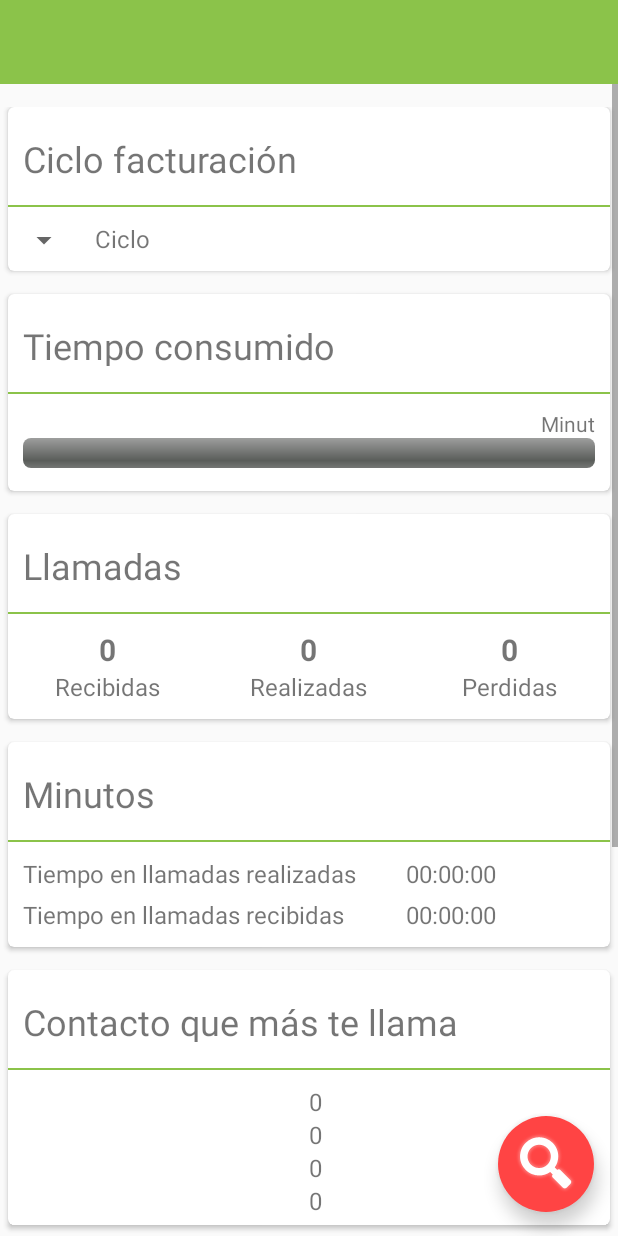
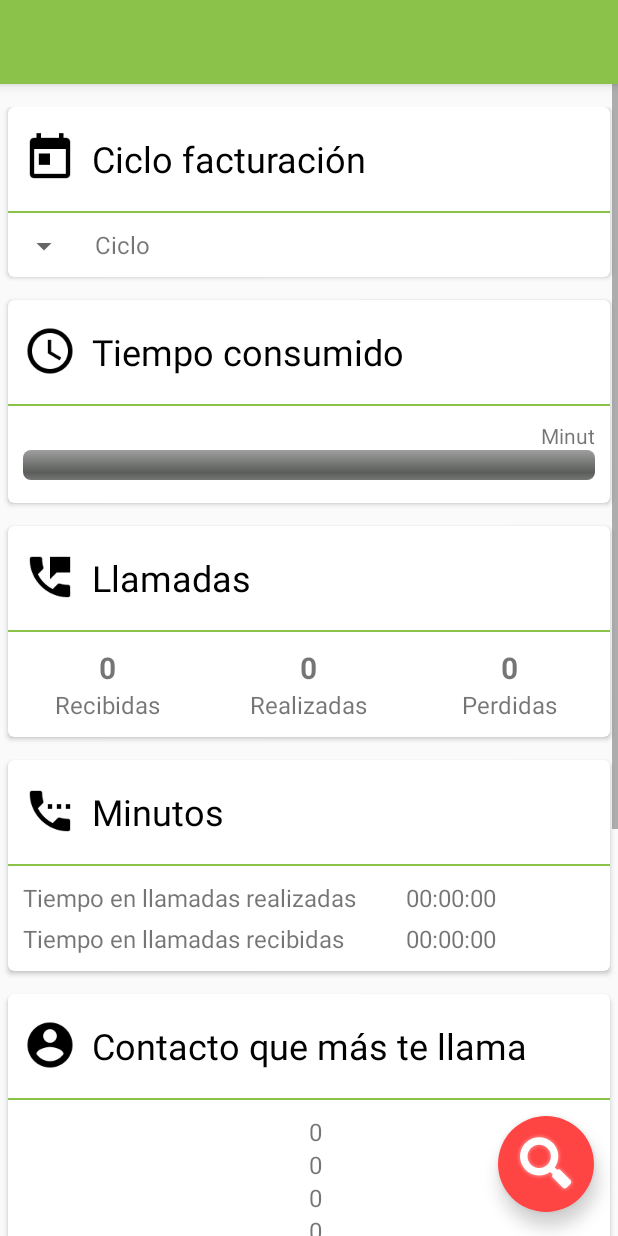
Before and after one commit to dsworks/ControlDeLlamadas, an Android app: the layout activity_main.xml on its own in the app's theme, with its tools: preview values and no code run, on a phone screen of 412 x 824 dp. Run offline under Robolectric (Android 15) with nearby library versions, the phone set to English and light mode, and no system bars.

Commit message:
Título de las cards en negro

```diff
--- a/app/src/main/java/com/dsole/controldellamadas/MainActivity.java
+++ b/app/src/main/java/com/dsole/controldellamadas/MainActivity.java
@@ -30,6 +30,7 @@ import java.util.List;
 public class MainActivity extends ActionBarActivity
         implements SharedPreferences.OnSharedPreferenceChangeListener {
 
+    //region Declaraciones
     //private TextView mTexto;
     private ListView mListView;
     private ArrayList<CallLog> callLogs;
@@ -68,6 +69,7 @@ public class MainActivity extends ActionBarActivity
     private SharedPreferences sp;
 
     private android.support.v7.widget.Toolbar toolbar;
+    //endregion
 
     @Override
     protected void onCreate(Bundle savedInstanceState) {
@@ -80,15 +82,6 @@ public class MainActivity extends ActionBarActivity
 
         sp = PreferenceManager.getDefaultSharedPreferences(this);
         sp.registerOnSharedPreferenceChangeListener(this);
-
-
-        //int diameter = getResources().getDimensionPixelSize(R.dimen.diameter);
-        //Outline outline = new Outline();
-        //outline.setOval(0, 0, 10, 10);
-        //Button searchButton = (Button) findViewById(R.id.search_button);
-        //searchButton.setOutline(outline);
-        //searchButton.setClipToOutline(true);
-
 
         mLlamadasEntrantes = (TextView) findViewById(R.id.tvLlamadasEntrantes);
         mLlamadasSalientes = (TextView) findViewById(R.id.tvLlamadasSalientes);
@@ -132,11 +125,8 @@ public class MainActivity extends ActionBarActivity
 
         mMesSeleccionado = Calendar.getInstance().get(Calendar.MONTH) + 1;
 
-        int posicion = Meses.setPosicionMes(dataAdapter, Calendar.getInstance().get(Calendar.MONTH) + 1);
-
-        //set the default according to value
+        int posicion = Meses.setPosicionMes(dataAdapter, mMesSeleccionado);
         mSpinner.setSelection(posicion);
-
 
         avisoPreferencias();
         //inicializarSwipeRefresh();
@@ -155,55 +145,70 @@ public class MainActivity extends ActionBarActivity
             db.insertaAviso();
             db.actualizarAvisoPreferencias(1);
         }
+    }
+
+    @Override
+    protected void onResume() {
+        super.onResume();
+        //sp.registerOnSharedPreferenceChangeListener(this);
+        loadData();
+    }
+
+    @Override
+    protected void onPause() {
+        super.onPause();
+        //sp.unregisterOnSharedPreferenceChangeListener(this);
+    }
+
+    @Override
+    protected void onSaveInstanceState(Bundle outState) {
+        //TODO guardar lo necesario para cuando giremos la pantalla o android decida finalizar nuestra aplicacion, poder recuperarlo posteriormente
+        //outState.putString("CUENTA", cuenta.getText().toString());
+        super.onSaveInstanceState(outState);
+    }
+
+    @Override
+    protected void onRestoreInstanceState(Bundle savedInstanceState) {
+        super.onRestoreInstanceState(savedInstanceState);
+        //TODO recuperar todo lo necesario
+        //cuenta.setText(savedInstanceState.getString("CUENTA"));
+    }
+
+    @Override
+    public boolean onCreateOptionsMenu(Menu menu) {
+        // Inflate the menu; this adds items to the action bar if it is present.
+        getMenuInflater().inflate(R.menu.menu_main, menu);
+        return true;
+    }
+
+    @Override
+    public boolean onOptionsItemSelected(MenuItem item) {
+        // Handle action bar item clicks here. The action bar will
+        // automatically handle clicks on the Home/Up button, so long
+        // as you specify a parent activity in AndroidManifest.xml.
+        int id = item.getItemId();
+
+        //noinspection SimplifiableIfStatement
+        if (id == R.id.action_settings) {
+            Intent i = new Intent(MainActivity.this, PreferenceActivity.class);
+            startActivity(i);
+            return true;
+        }
+        return super.onOptionsItemSelected(item);
+    }
+
+    @Override
+    public void onSharedPreferenceChanged(SharedPreferences sharedPreferences, String key) {
+
+        /*
+        //Para que el aviso del principio no vuelva a salir
+        MySQLiteHelper db = new MySQLiteHelper(this);
+        if (db.getPreferenciasModificadas() != 2) db.actualizarAvisoPreferencias(1);
+        */
+        //TODO recoger las preferencias y actuar en consecuencia
 
     }
 
-    /*
-        private void inicializarSwipeRefresh() {
-            swipeRefresh = (MySwipeRefreshLayout) findViewById(R.id.swipeRefreshLayout);
-            swipeRefresh.setOnRefreshListener(new SwipeRefreshLayout.OnRefreshListener() {
-                @Override
-                public void onRefresh() {
-                    //Refresca el contenido de la pantalla usando el SwipeRefreshLayout
-                    // Reproduccion de sonido
-                    if (loaded) {
-                        soundPool.play(soundID, 0.3f, 0.3f, 1, 0, 1f);
-                    }
-                    new Handler().postDelayed(new Runnable() {
-                        @Override
-                        public void run() {
-                            loadData();
-                            // Finalizar swipeRefresh
-                            swipeRefresh.setRefreshing(false);
-                        }
-                    }, 1000);
-                }
-            });
-            swipeRefresh.setColorScheme(android.R.color.holo_blue_dark,
-                    android.R.color.holo_orange_light,
-                    android.R.color.holo_green_dark,
-                    android.R.color.holo_red_light);
-
-            //swipeRefresh.setOnChildScrollUpListener(new MySwipeRefreshLayout.OnChildScrollUpListener() {
-            //    @Override
-            //    public boolean canChildScrollUp() {
-            //        return mListView.getFirstVisiblePosition() > 0 ||
-            //                mListView.getChildAt(0) == null ||
-            //                mListView.getChildAt(0).getTop() < 0;
-            //    }
-            //});
-
-            // Extra: sonido al actualizar con SwipeRefreshLayout
-            soundPool = new SoundPool(10, AudioManager.STREAM_MUSIC, 0);
-            soundID = soundPool.load(this, R.raw.ping, 1);
-
-            soundPool.setOnLoadCompleteListener(new SoundPool.OnLoadCompleteListener() {
-                public void onLoadComplete(SoundPool soundPool, int sampleId, int status) {
-                    loaded = true;
-                }
-            });
-        }
-    */
     public void loadData() {
 
         //TODO recoger las preferencias y actuar en consecuencia
@@ -331,99 +336,65 @@ public class MainActivity extends ActionBarActivity
         return targetBitmap;
     }
 
-    @Override
-    protected void onResume() {
-        super.onResume();
-        //sp.registerOnSharedPreferenceChangeListener(this);
-        loadData();
-    }
-
-    @Override
-    protected void onPause() {
-        super.onPause();
-        //sp.unregisterOnSharedPreferenceChangeListener(this);
-    }
-
-    @Override
-    protected void onSaveInstanceState(Bundle outState) {
-        //TODO guardar lo necesario para cuando giremos la pantalla o android decida finalizar nuestra aplicacion, poder recuperarlo posteriormente
-        //outState.putString("CUENTA", cuenta.getText().toString());
-        super.onSaveInstanceState(outState);
-    }
-
-    @Override
-    protected void onRestoreInstanceState(Bundle savedInstanceState) {
-        super.onRestoreInstanceState(savedInstanceState);
-        //TODO recuperar todo lo necesario
-        //cuenta.setText(savedInstanceState.getString("CUENTA"));
-    }
-
-    @Override
-    public boolean onCreateOptionsMenu(Menu menu) {
-        // Inflate the menu; this adds items to the action bar if it is present.
-        getMenuInflater().inflate(R.menu.menu_main, menu);
-        return true;
-    }
-
-    @Override
-    public boolean onOptionsItemSelected(MenuItem item) {
-        // Handle action bar item clicks here. The action bar will
-        // automatically handle clicks on the Home/Up button, so long
-        // as you specify a parent activity in AndroidManifest.xml.
-        int id = item.getItemId();
-
-        //noinspection SimplifiableIfStatement
-        if (id == R.id.action_settings) {
-            Intent i = new Intent(MainActivity.this, PreferenceActivity.class);
-            startActivity(i);
-            return true;
-        }
-/*
-        if (id == R.id.action_search) {
-
-            Toast.makeText(getApplicationContext(),
-                    "Llamar a la pantalla de búsqueda",
-                    Toast.LENGTH_LONG).show();
-            return true;
-        }
-*/
-        return super.onOptionsItemSelected(item);
-    }
-
-
-    @Override
-    public void onSharedPreferenceChanged(SharedPreferences sharedPreferences, String key) {
-
-        /*
-        //Para que el aviso del principio no vuelva a salir
-        MySQLiteHelper db = new MySQLiteHelper(this);
-        if (db.getPreferenciasModificadas() != 2) db.actualizarAvisoPreferencias(1);
-        */
-        //TODO recoger las preferencias y actuar en consecuencia
-
-    }
-
     public void addListenerOnSpinnerItemSelection() {
         mSpinner.setOnItemSelectedListener(new CustomOnItemSelectedListener());
     }
 
     public class CustomOnItemSelectedListener implements AdapterView.OnItemSelectedListener {
-
         public void onItemSelected(AdapterView<?> parent, View view, int pos, long id) {
-
             mMesSeleccionado = Meses.setPosicionMes(parent.getItemAtPosition(pos).toString());
             loadData();
-            /*
-            Toast.makeText(parent.getContext(),
-                    "Visualizando el mes de " + parent.getItemAtPosition(pos).toString(),
-                    Toast.LENGTH_LONG).show();
-            */
-
         }
 
         @Override
         public void onNothingSelected(AdapterView<?> arg0) {
         }
+    }
 
-    }
+    /*
+        private void inicializarSwipeRefresh() {
+            swipeRefresh = (MySwipeRefreshLayout) findViewById(R.id.swipeRefreshLayout);
+            swipeRefresh.setOnRefreshListener(new SwipeRefreshLayout.OnRefreshListener() {
+                @Override
+                public void onRefresh() {
+                    //Refresca el contenido de la pantalla usando el SwipeRefreshLayout
+                    // Reproduccion de sonido
+                    if (loaded) {
+                        soundPool.play(soundID, 0.3f, 0.3f, 1, 0, 1f);
+                    }
+                    new Handler().postDelayed(new Runnable() {
+                        @Override
+                        public void run() {
+                            loadData();
+                            // Finalizar swipeRefresh
+                            swipeRefresh.setRefreshing(false);
+                        }
+                    }, 1000);
+                }
+            });
+            swipeRefresh.setColorScheme(android.R.color.holo_blue_dark,
+                    android.R.color.holo_orange_light,
+                    android.R.color.holo_green_dark,
+                    android.R.color.holo_red_light);
+
+            //swipeRefresh.setOnChildScrollUpListener(new MySwipeRefreshLayout.OnChildScrollUpListener() {
+            //    @Override
+            //    public boolean canChildScrollUp() {
+            //        return mListView.getFirstVisiblePosition() > 0 ||
+            //                mListView.getChildAt(0) == null ||
+            //                mListView.getChildAt(0).getTop() < 0;
+            //    }
+            //});
+
+            // Extra: sonido al actualizar con SwipeRefreshLayout
+            soundPool = new SoundPool(10, AudioManager.STREAM_MUSIC, 0);
+            soundID = soundPool.load(this, R.raw.ping, 1);
+
+            soundPool.setOnLoadCompleteListener(new SoundPool.OnLoadCompleteListener() {
+                public void onLoadComplete(SoundPool soundPool, int sampleId, int status) {
+                    loaded = true;
+                }
+            });
+        }
+    */
 }
--- a/app/src/main/res/layout/activity_main.xml
+++ b/app/src/main/res/layout/activity_main.xml
@@ -62,8 +62,16 @@
 
                     <LinearLayout
                         android:layout_width="match_parent"
-                        android:layout_height="65dp"
-                        android:orientation="vertical">
+                        android:layout_height="wrap_content"
+                        android:orientation="horizontal">
+
+                        <ImageView
+                            android:layout_width="wrap_content"
+                            android:layout_height="wrap_content"
+                            android:layout_marginBottom="17dp"
+                            android:layout_marginLeft="10dp"
+                            android:layout_marginTop="16dp"
+                            android:src="@drawable/ic_today_black_48dp" />
 
                         <TextView
                             android:layout_width="wrap_content"
@@ -72,9 +80,11 @@
                             android:layout_marginLeft="10dp"
                             android:layout_marginTop="18dp"
                             android:text="Ciclo facturación"
+                            android:textColor="@android:color/black"
                             android:textSize="24sp" />
 
                     </LinearLayout>
+
 
                     <View
                         android:layout_width="match_parent"
@@ -135,8 +145,16 @@
 
                     <LinearLayout
                         android:layout_width="match_parent"
-                        android:layout_height="65dp"
-                        android:orientation="vertical">
+                        android:layout_height="wrap_content"
+                        android:orientation="horizontal">
+
+                        <ImageView
+                            android:layout_width="wrap_content"
+                            android:layout_height="wrap_content"
+                            android:layout_marginBottom="17dp"
+                            android:layout_marginLeft="10dp"
+                            android:layout_marginTop="16dp"
+                            android:src="@drawable/ic_query_builder_black_48dp" />
 
                         <TextView
                             android:layout_width="wrap_content"
@@ -145,9 +163,10 @@
                             android:layout_marginLeft="10dp"
                             android:layout_marginTop="18dp"
                             android:text="Tiempo consumido"
+                            android:textColor="@android:color/black"
                             android:textSize="24sp" />
+                    </LinearLayout>
 
-                    </LinearLayout>
 
                     <View
                         android:layout_width="match_parent"
@@ -202,8 +221,16 @@
 
                     <LinearLayout
                         android:layout_width="match_parent"
-                        android:layout_height="65dp"
-                        android:orientation="vertical">
+                        android:layout_height="wrap_content"
+                        android:orientation="horizontal">
+
+                        <ImageView
+                            android:layout_width="wrap_content"
+                            android:layout_height="wrap_content"
+                            android:layout_marginBottom="17dp"
+                            android:layout_marginLeft="10dp"
+                            android:layout_marginTop="16dp"
+                            android:src="@drawable/ic_perm_phone_msg_black_48dp" />
 
                         <TextView
                             android:layout_width="wrap_content"
@@ -212,9 +239,10 @@
                             android:layout_marginLeft="10dp"
                             android:layout_marginTop="18dp"
                             android:text="Llamadas"
+                            android:textColor="@android:color/black"
                             android:textSize="24sp" />
+                    </LinearLayout>
 
-                    </LinearLayout>
 
                     <View
                         android:layout_width="match_parent"
@@ -333,8 +361,16 @@
 
                     <LinearLayout
                         android:layout_width="match_parent"
-                        android:layout_height="65dp"
-                        android:orientation="vertical">
+                        android:layout_height="wrap_content"
+                        android:orientation="horizontal">
+
+                        <ImageView
+                            android:layout_width="wrap_content"
+                            android:layout_height="wrap_content"
+                            android:layout_marginBottom="17dp"
+                            android:layout_marginLeft="10dp"
+                            android:layout_marginTop="16dp"
+                            android:src="@drawable/ic_settings_phone_black_48dp" />
 
                         <TextView
                             android:layout_width="wrap_content"
@@ -343,9 +379,11 @@
                             android:layout_marginLeft="10dp"
                             android:layout_marginTop="18dp"
                             android:text="Minutos"
+                            android:textColor="@android:color/black"
                             android:textSize="24sp" />
 
                     </LinearLayout>
+
 
                     <View
                         android:layout_width="match_parent"
@@ -434,8 +472,16 @@
 
                     <LinearLayout
                         android:layout_width="match_parent"
-                        android:layout_height="65dp"
-                        android:orientation="vertical">
+                        android:layout_height="wrap_content"
+                        android:orientation="horizontal">
+
+                        <ImageView
+                            android:layout_width="wrap_content"
+                            android:layout_height="wrap_content"
+                            android:layout_marginBottom="17dp"
+                            android:layout_marginLeft="10dp"
+                            android:layout_marginTop="16dp"
+                            android:src="@drawable/ic_account_circle_black_48dp" />
 
                         <TextView
                             android:layout_width="wrap_content"
@@ -444,9 +490,11 @@
                             android:layout_marginLeft="10dp"
                             android:layout_marginTop="18dp"
                             android:text="Contacto que más te llama"
+                            android:textColor="@android:color/black"
                             android:textSize="24sp" />
 
                     </LinearLayout>
+
 
                     <View
                         android:layout_width="match_parent"
@@ -536,8 +584,16 @@
 
                     <LinearLayout
                         android:layout_width="match_parent"
-                        android:layout_height="65dp"
-                        android:orientation="vertical">
+                        android:layout_height="wrap_content"
+                        android:orientation="horizontal">
+
+                        <ImageView
+                            android:layout_width="wrap_content"
+                            android:layout_height="wrap_content"
+                            android:layout_marginBottom="17dp"
+                            android:layout_marginLeft="10dp"
+                            android:layout_marginTop="16dp"
+                            android:src="@drawable/ic_account_circle_black_48dp" />
 
                         <TextView
                             android:layout_width="wrap_content"
@@ -546,9 +602,10 @@
                             android:layout_marginLeft="10dp"
                             android:layout_marginTop="18dp"
                             android:text="Contacto al que más llamas"
+                            android:textColor="@android:color/black"
                             android:textSize="24sp" />
+                    </LinearLayout>
 
-                    </LinearLayout>
 
                     <View
                         android:layout_width="match_parent"
@@ -639,8 +696,16 @@
 
                     <LinearLayout
                         android:layout_width="match_parent"
-                        android:layout_height="65dp"
-                        android:orientation="vertical">
+                        android:layout_height="wrap_content"
+                        android:orientation="horizontal">
+
+                        <ImageView
+                            android:layout_width="wrap_content"
+                            android:layout_height="wrap_content"
+                            android:layout_marginBottom="17dp"
+                            android:layout_marginLeft="10dp"
+                            android:layout_marginTop="16dp"
+                            android:src="@drawable/ic_swap_vert_black_48dp" />
 
                         <TextView
                             android:layout_width="wrap_content"
@@ -649,9 +714,11 @@
                             android:layout_marginLeft="10dp"
                             android:layout_marginTop="18dp"
                             android:text="Llamada más larga"
+                            android:textColor="@android:color/black"
                             android:textSize="24sp" />
 
                     </LinearLayout>
+
 
                     <View
                         android:layout_width="match_parent"
@@ -740,9 +807,6 @@
     </ScrollView>
 
 
-
-
-
 </RelativeLayout>
 
     <!--
--- a/app/src/main/res/layout/app_bar.xml
+++ b/app/src/main/res/layout/app_bar.xml
@@ -5,7 +5,8 @@
     android:layout_height="wrap_content"
     android:background="@color/primaryColor"
     app:theme="@style/MyCustomToolBarTheme"
-    app:popupTheme="@style/ThemeOverlay.AppCompat.Light">
+    app:popupTheme="@style/ThemeOverlay.AppCompat.Light"
+    android:elevation="5dp">
 
 
 </android.support.v7.widget.Toolbar>
```
Also changed, not shown: app/src/main/res/drawable-xhdpi/ic_account_circle_black_48dp.png (added), app/src/main/res/drawable-xhdpi/ic_autorenew_white_48dp.png (deleted), app/src/main/res/drawable-xhdpi/ic_perm_phone_msg_black_48dp.png (added), app/src/main/res/drawable-xhdpi/ic_query_builder_black_48dp.png (added), app/src/main/res/drawable-xhdpi/ic_settings_phone_black_48dp.png (added), app/src/main/res/drawable-xhdpi/ic_swap_vert_black_48dp.png (added), app/src/main/res/drawable-xhdpi/ic_today_black_48dp.png (added).
